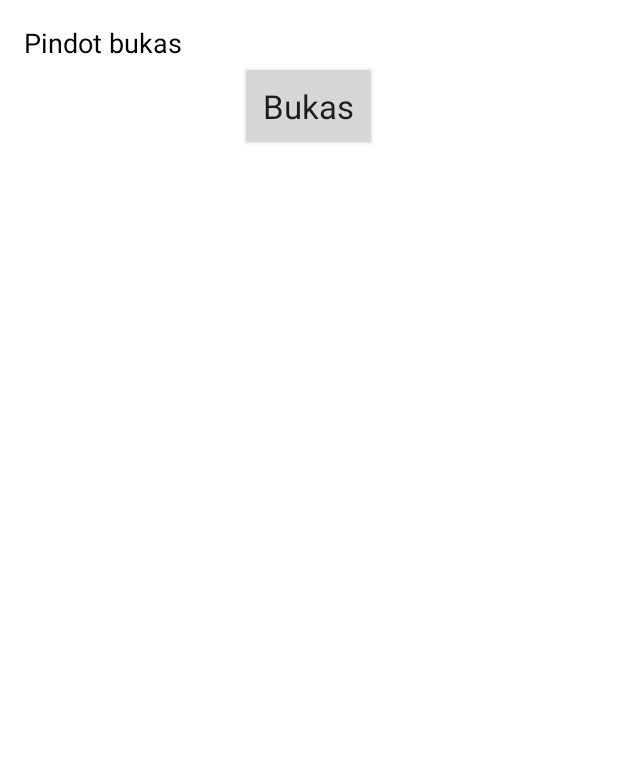
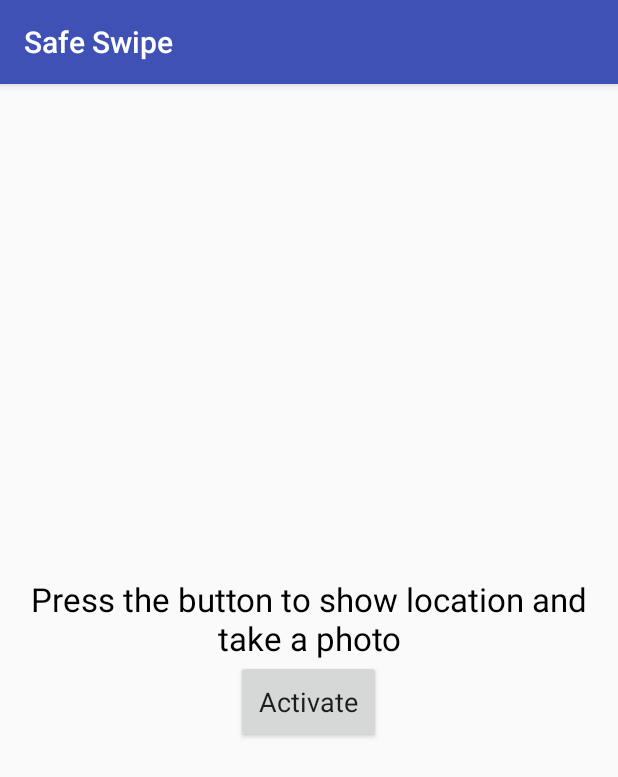
Before and after one commit to jbagaporo/SafeSwipe, an Android app: the screen it shows after launch (SafeSwipe), on a phone screen of 412 x 824 dp. Shown: the top 777 px of the screen. Run offline under Robolectric (Android 15) with nearby library versions, the phone set to English and light mode, and no system bars.

```diff
--- a/app/build.gradle
+++ b/app/build.gradle
@@ -24,4 +24,5 @@ dependencies {
     testCompile 'junit:junit:4.12'
     compile 'com.android.support:appcompat-v7:23.4.0'
     compile 'com.android.support:support-v4:23.4.0'
+    compile 'com.google.android.gms:play-services-location:10.0.1'
 }
--- a/app/src/main/java/com/itboys/lockscreen/LockScreenReceiver.java
+++ b/app/src/main/java/com/itboys/lockscreen/LockScreenReceiver.java
@@ -9,7 +9,7 @@ public class LockScreenReceiver extends BroadcastReceiver {
     public void onReceive(Context context, Intent intent) {
         String action = intent.getAction();
 
-        //If the screen was just turned on or it just booted up, start your Lock Activity
+        //If the screen was just turned off or it just booted up, start your Lock Activity
         if(action.equals(Intent.ACTION_SCREEN_OFF) || action.equals(Intent.ACTION_BOOT_COMPLETED))
         {
             Intent i = new Intent(context, SafeSwipe.class);
--- a/app/src/main/java/com/itboys/lockscreen/LockScreenService.java
+++ b/app/src/main/java/com/itboys/lockscreen/LockScreenService.java
@@ -21,9 +21,10 @@ public class LockScreenService extends Service {
     @SuppressWarnings("deprecation")
     public void onCreate() {
         KeyguardManager.KeyguardLock key;
-        KeyguardManager km = (KeyguardManager)getSystemService(KEYGUARD_SERVICE);
+        KeyguardManager
+                km = (KeyguardManager)getSystemService(KEYGUARD_SERVICE);
 
-        //This is deprecated, but it is a simple way to disable the lockscreen in code
+        //This is deprecated, but it is a simple way to disable the lock screen in code
         key = km.newKeyguardLock("IN");
 
         key.disableKeyguard();
--- a/app/src/main/java/com/itboys/lockscreen/SafeSwipe.java
+++ b/app/src/main/java/com/itboys/lockscreen/SafeSwipe.java
@@ -1,15 +1,22 @@
 package com.itboys.lockscreen;
 
 import android.app.Activity;
+import android.app.WallpaperManager;
 import android.content.Intent;
+import android.graphics.drawable.Drawable;
 import android.os.Build;
 import android.os.Bundle;
+import android.support.v7.app.AppCompatActivity;
 import android.view.View;
 import android.view.WindowManager;
+import android.widget.RelativeLayout;
 
 import com.itboys.safeswipe.R;
 
-public class SafeSwipe extends Activity {
+
+public class SafeSwipe extends AppCompatActivity {
+
+    private static final String SHARED_PREFERENCES_FILE = "SharePrefSettingsParam";
 
     @Override
     protected void onCreate(Bundle savedInstanceState) {
@@ -17,9 +24,17 @@ public class SafeSwipe extends Activity {
 
         //Set up our Lockscreen
         makeFullScreen();
-        startService(new Intent(this,LockScreenService.class));
+        startService(new Intent(this, YourService.class));
 
         setContentView(R.layout.activity_lockscreen);
+
+        //get the wallpaper from homescreen
+        final WallpaperManager wallpaperManager = WallpaperManager.getInstance(this);
+        final Drawable wallpaperDrawable = wallpaperManager.getDrawable();
+
+        //set the wallpaper u got from homescreen on ur layout
+        RelativeLayout ll = (RelativeLayout) findViewById(R.id.myRelativeLayout);
+        ll.setBackground(wallpaperDrawable);
     }
 
     /**
@@ -31,7 +46,7 @@ public class SafeSwipe extends Activity {
                 WindowManager.LayoutParams.FLAG_FULLSCREEN);
         if(Build.VERSION.SDK_INT < 19) { //View.SYSTEM_UI_FLAG_IMMERSIVE is only on API 19+
             this.getWindow().getDecorView()
-                    .setSystemUiVisibility(View.SYSTEM_UI_FLAG_HIDE_NAVIGATION);
+                    .setSystemUiVisibility(View.SYSTEM_UI_FLAG_IMMERSIVE);
         } else {
             this.getWindow().getDecorView()
                     .setSystemUiVisibility(View.SYSTEM_UI_FLAG_HIDE_NAVIGATION | View.SYSTEM_UI_FLAG_IMMERSIVE);
@@ -45,6 +60,9 @@ public class SafeSwipe extends Activity {
 
     public void unlockScreen(View view) {
         //Instead of using finish(), this totally destroys the process
-        android.os.Process.killProcess(android.os.Process.myPid());
+        finish();
+        //android.os.Process.killProcess(android.os.Process.myPid());
     }
+
+
 }
--- a/app/src/main/res/layout/activity_lockscreen.xml
+++ b/app/src/main/res/layout/activity_lockscreen.xml
@@ -8,15 +8,19 @@
     android:paddingLeft="@dimen/activity_horizontal_margin"
     android:paddingRight="@dimen/activity_horizontal_margin"
     android:paddingTop="@dimen/activity_vertical_margin"
-    tools:context="com.itboys.lockscreen.SafeSwipe" >
+    tools:context="com.itboys.lockscreen.SafeSwipe"
+    android:gravity="center"
+    android:id="@+id/myRelativeLayout">
+
 
     <TextView
         android:id="@+id/tvInstructions"
         android:layout_width="match_parent"
         android:layout_height="wrap_content"
         android:text="@string/instructions"
-        android:textAppearance="@android:style/TextAppearance.Medium"
-        android:textColor="#000000" />
+        android:textAppearance="@android:style/TextAppearance.Large"
+        android:textColor="#000000"
+        android:gravity="center"/>
 
     <Button
         android:id="@+id/btnUnlock"
@@ -26,7 +30,8 @@
         android:layout_below="@id/tvInstructions"
         android:layout_centerHorizontal="true"
         android:text="@string/unlock"
-        android:textAppearance="@android:style/TextAppearance.Large"
+        android:gravity="center"
+        android:textAppearance="@android:style/TextAppearance.Medium"
         android:onClick="unlockScreen"/>
 
 </RelativeLayout>
--- a/app/src/main/res/values/strings.xml
+++ b/app/src/main/res/values/strings.xml
@@ -58,6 +58,6 @@
     <string name="pref_ringtone_silent">Silent</string>
 
     <string name="pref_title_vibrate">Vibrate</string>
-    <string name="instructions">Pindot bukas</string>
-    <string name="unlock">Bukas</string>
+    <string name="instructions">Press the button to show location and take a photo</string>
+    <string name="unlock">Activate</string>
 </resources>
--- a/build.gradle
+++ b/build.gradle
@@ -5,7 +5,7 @@ buildscript {
         jcenter()
     }
     dependencies {
-        classpath 'com.android.tools.build:gradle:2.1.3'
+        classpath 'com.android.tools.build:gradle:2.2.3'
 
         // NOTE: Do not place your application dependencies here; they belong
         // in the individual module build.gradle files
```
Also changed, not shown: app/src/main/AndroidManifest.xml (+20 -1 lines), app/src/main/java/com/itboys/lockscreen/YourService.java (added, +24 -0 lines).
